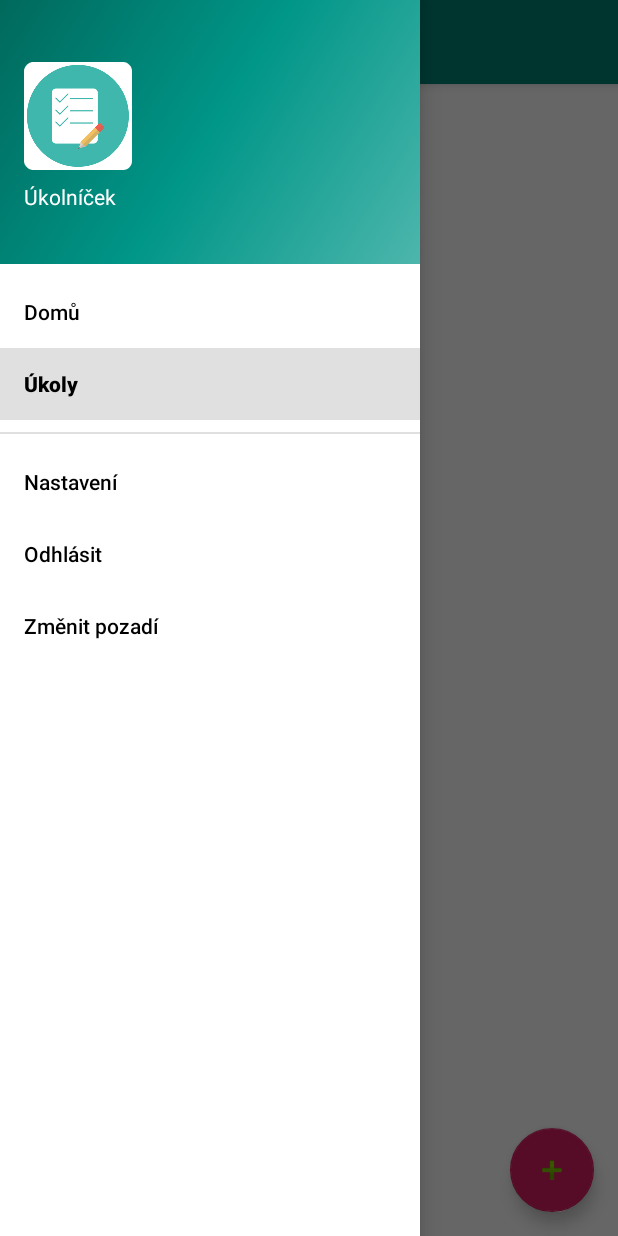
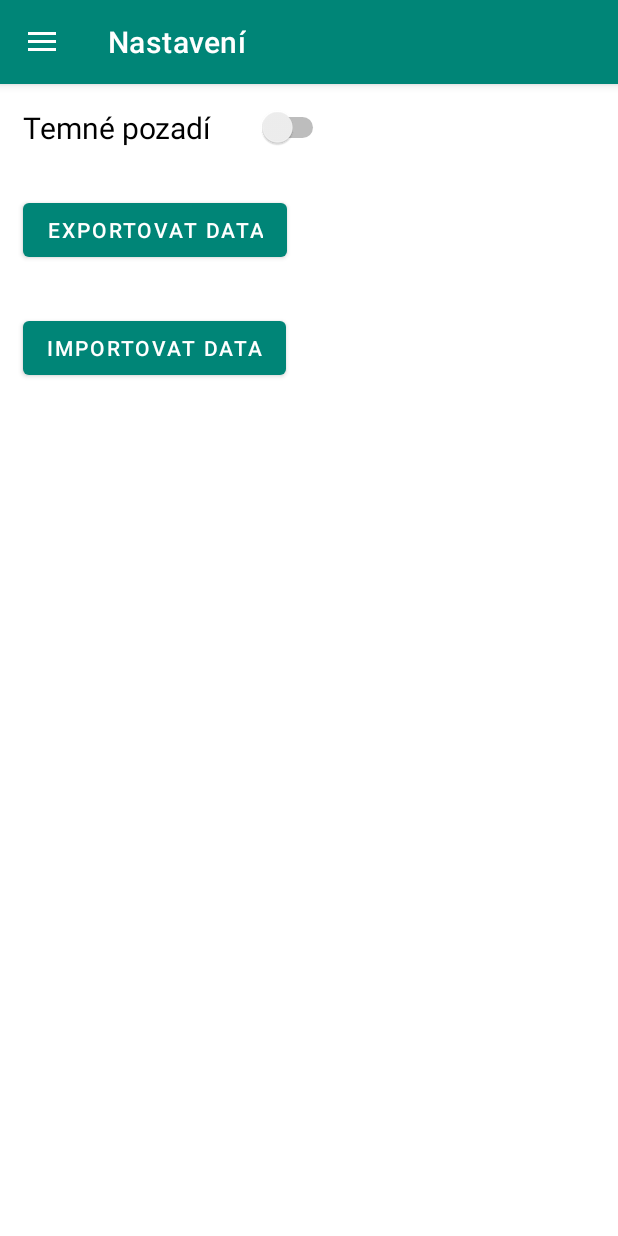
Before and after one commit to Atheloses/Ukolnicek, an Android app: the MainActivity screen opened directly, with no data from a screen before it, in the side drawer, after a tap on "Nastavení", on a phone screen of 412 x 824 dp. Run offline under Robolectric (Android 15) with nearby library versions, the light colour scheme and no system bars; our stand-ins replace navigation-ui.

Commit message:
Finished Dark Mode Implemented Importing & Exporting

```diff
--- a/app/src/main/AndroidManifest.xml
+++ b/app/src/main/AndroidManifest.xml
@@ -9,7 +9,7 @@
         android:roundIcon="@mipmap/ic_launcher_round"
         android:supportsRtl="true">
         <activity android:name="com.example.tasks.MainActivity"
-            android:theme="@style/AppTheme.NoActionBar">
+            android:theme="@style/AppThemeLight">
             <intent-filter>
                 <action android:name="android.intent.action.MAIN" />
 
@@ -21,5 +21,7 @@
     </application>
     <uses-permission android:name="android.permission.INTERNET" />
     <uses-permission android:name="android.permission.GET_ACCOUNTS" />
+    <uses-permission android:name="android.permission.READ_EXTERNAL_STORAGE"/>
+    <uses-permission android:name="android.permission.WRITE_EXTERNAL_STORAGE"/>
 
 </manifest>
--- a/app/src/main/java/com/example/tasks/LoginActivity.java
+++ b/app/src/main/java/com/example/tasks/LoginActivity.java
@@ -17,6 +17,12 @@ public class LoginActivity extends Activity {
     @Override
     protected void onCreate(Bundle savedInstanceState) {
         super.onCreate(savedInstanceState);
+
+        if (getIntent().getExtras().getBoolean("LightMode",true))
+            setTheme(R.style.AppThemeLight);
+        else
+            setTheme(R.style.AppThemeDark);
+
         setContentView(R.layout.activity_login);
 
         Login = getIntent().getExtras().getString("login","");
--- a/app/src/main/java/com/example/tasks/MainActivity.java
+++ b/app/src/main/java/com/example/tasks/MainActivity.java
@@ -22,9 +22,9 @@ public class MainActivity extends AppCompatActivity {
     private static final String MY_PREFS = "tasks_prefs";
     private static final String MY_PREFS_LOGIN = "tasks_prefs_login";
     private static final String MY_PREFS_BACKGROUND = "tasks_prefs_background";
-    private final String[] permissions = {"android.permission.INTERNET", "android.permission.GET_ACCOUNTS"};
+    private final String[] permissions = {"android.permission.INTERNET", "android.permission.GET_ACCOUNTS","android.permission.READ_EXTERNAL_STORAGE","android.permission.WRITE_EXTERNAL_STORAGE"};
     private String Login = "";
-    private boolean LightMode = true;
+    public boolean LightMode = true;
 
     private AppBarConfiguration mAppBarConfiguration;
 
@@ -36,7 +36,7 @@ public class MainActivity extends AppCompatActivity {
 
         loadPrefs();
         if (LightMode)
-            setTheme(R.style.AppTheme);
+            setTheme(R.style.AppThemeLight);
         else
             setTheme(R.style.AppThemeDark);
 
@@ -61,6 +61,7 @@ public class MainActivity extends AppCompatActivity {
     private void Login() {
         Intent myIntent = new Intent(getApplicationContext(), LoginActivity.class);
         myIntent.putExtra("login", Login);
+        myIntent.putExtra("LightMode", LightMode);
         startActivityForResult(myIntent, 69);
     }
 
@@ -110,8 +111,8 @@ public class MainActivity extends AppCompatActivity {
         Login();
     }
 
-    public void menuBackground(MenuItem item) {
-        LightMode = !LightMode;
+    public void menuBackground(boolean lightMode) {
+        LightMode = lightMode;
         savePrefs();
 
         finish();
--- a/app/src/main/java/com/example/tasks/ui/home/HomeFragment.java
+++ b/app/src/main/java/com/example/tasks/ui/home/HomeFragment.java
@@ -19,18 +19,4 @@ public class HomeFragment extends Fragment {
                              ViewGroup container, Bundle savedInstanceState) {
         return inflater.inflate(R.layout.home_fragment, container, false);
     }
-
-    @Override
-    public void onViewCreated(View view, @Nullable Bundle savedInstanceState) {
-
-        FloatingActionButton fab = view.findViewById(R.id.fab);
-        fab.setOnClickListener(new View.OnClickListener() {
-            @Override
-            public void onClick(View view) {
-                Snackbar.make(view, "Replace with your own action", Snackbar.LENGTH_LONG)
-                        .setAction("Action", null).show();
-            }
-        });
-
-    }
 }
--- /dev/null
+++ b/app/src/main/java/com/example/tasks/ui/settings/SettingsFragment.java
@@ -0,0 +1,123 @@
+package com.example.tasks.ui.settings;
+
+import android.content.Context;
+import android.content.Intent;
+import android.net.Uri;
+import android.os.Bundle;
+import android.view.LayoutInflater;
+import android.view.View;
+import android.view.ViewGroup;
+import android.widget.Button;
+import android.widget.CompoundButton;
+import android.widget.Switch;
+
+import androidx.annotation.NonNull;
+import androidx.fragment.app.Fragment;
+
+import com.example.tasks.DBHelper;
+import com.example.tasks.MainActivity;
+import com.example.tasks.R;
+import com.example.tasks.XMLParser;
+import com.example.tasks.ui.tasks.TasksEntry;
+import com.google.android.material.snackbar.Snackbar;
+
+import java.io.BufferedReader;
+import java.io.File;
+import java.io.FileOutputStream;
+import java.io.InputStream;
+import java.io.InputStreamReader;
+import java.io.OutputStreamWriter;
+import java.text.SimpleDateFormat;
+import java.util.ArrayList;
+import java.util.Date;
+import java.util.List;
+
+public class SettingsFragment extends Fragment {
+    public static final int PICKFILE_RESULT_CODE = 1;
+
+    private View view;
+    private boolean LightMode;
+    private DBHelper db;
+    private Context context;
+
+    public View onCreateView(@NonNull LayoutInflater inflater,
+                             ViewGroup container, Bundle savedInstanceState) {
+        view = inflater.inflate(R.layout.settings_fragment, container, false);
+
+        LightMode = ((MainActivity)getActivity()).LightMode;
+        Switch switchButton = view.findViewById(R.id.backgroundSwitch);
+        switchButton.setChecked(!LightMode);
+
+        switchButton.setOnCheckedChangeListener(new CompoundButton.OnCheckedChangeListener() {
+            public void onCheckedChanged(CompoundButton buttonView, boolean isChecked) {
+                if(LightMode==isChecked)
+                    ((MainActivity)getActivity()).menuBackground(!isChecked);
+            }
+        });
+
+        Button expButton = view.findViewById(R.id.exportButton);
+        expButton.setOnClickListener(new View.OnClickListener() {
+            public void onClick(View v) {
+                exportApp();
+            }
+        });
+
+        Button impButton = view.findViewById(R.id.importButton);
+        impButton.setOnClickListener(new View.OnClickListener() {
+
+            @Override
+            public void onClick(View view) {
+                Intent chooseFile = new Intent(Intent.ACTION_GET_CONTENT);
+                Uri uri = Uri.parse(context.getExternalFilesDir(null).getAbsolutePath());
+                chooseFile.setDataAndType(uri,"*/*");
+                startActivityForResult(Intent.createChooser(chooseFile, "Choose a file"), PICKFILE_RESULT_CODE);
+            }
+        });
+
+
+        context = getContext();
+
+        return view;
+    }
+
+
+    @Override
+    public void onActivityResult(int requestCode, int resultCode, Intent data) {
+        switch (requestCode) {
+            case PICKFILE_RESULT_CODE:
+                if (resultCode == -1) {
+                    ArrayList<TasksEntry> importedTasks;
+                    try {
+                        db = new DBHelper(context);
+                        importedTasks = XMLParser.parse(context.getContentResolver().openInputStream((Uri) data.getData()));
+                        Snackbar.make(view, "Import '" + db.insertTasks(importedTasks) + "' úkolů proběhl úspěšně", 1500).show();
+                    } catch (Exception e) {
+                        Snackbar.make(view, e.getMessage(), Snackbar.LENGTH_LONG).show();
+                        e.printStackTrace();
+                    }
+                }
+                break;
+        }
+    }
+
+    public void exportApp() {
+        db = new DBHelper(context);
+        try {
+            String timeStamp = new SimpleDateFormat("ddMMyyyy_HHmmss").format(new Date());
+            File storageDir = context.getExternalFilesDir(null);
+            String fileName = "Ukolnicek_Export_" + timeStamp + ".xml";
+            File file = new File(storageDir+"/"+fileName);
+            Snackbar.make(view, "Export proběhl úspěšně: '"+fileName+"'",5000).show();
+            FileOutputStream outputStream = new FileOutputStream(file);
+            OutputStreamWriter myOutWriter = new OutputStreamWriter(outputStream);
+            myOutWriter.write(XMLParser.CreateXML(db.getAllTasks()));
+            myOutWriter.close();
+            outputStream.close();
+
+        } catch (Exception e) {
+            Snackbar.make(view, e.getMessage(), Snackbar.LENGTH_LONG).show();
+            e.printStackTrace();
+        }
+
+    }
+}
--- a/app/src/main/res/layout/activity_login.xml
+++ b/app/src/main/res/layout/activity_login.xml
@@ -3,6 +3,7 @@
     xmlns:tools="http://schemas.android.com/tools"
     android:layout_width="match_parent"
     android:layout_height="match_parent"
+    android:background="?attr/bgColor"
     tools:context=".LoginActivity">
 
     <Button
--- a/app/src/main/res/layout/home_fragment.xml
+++ b/app/src/main/res/layout/home_fragment.xml
@@ -19,15 +19,4 @@
         app:layout_constraintStart_toStartOf="parent"
         app:layout_constraintTop_toTopOf="parent" />
 
-
-    <com.google.android.material.floatingactionbutton.FloatingActionButton
-        android:id="@+id/fab"
-        android:layout_width="wrap_content"
-        android:layout_height="wrap_content"
-        android:layout_gravity="bottom|end"
-        android:layout_margin="@dimen/fab_margin"
-        app:layout_constraintBottom_toBottomOf="parent"
-        app:layout_constraintEnd_toEndOf="parent"
-        app:srcCompat="@android:drawable/ic_input_add" />
-
 </androidx.constraintlayout.widget.ConstraintLayout>
--- a/app/src/main/res/layout/settings_fragment.xml
+++ b/app/src/main/res/layout/settings_fragment.xml
@@ -2,18 +2,60 @@
 <androidx.constraintlayout.widget.ConstraintLayout xmlns:android="http://schemas.android.com/apk/res/android"
     xmlns:app="http://schemas.android.com/apk/res-auto"
     android:layout_width="match_parent"
-    android:layout_height="match_parent">
+    android:layout_height="match_parent"
+    android:background="?attr/bgColor">
 
-    <TextView
-        android:id="@+id/text_share"
-        android:layout_width="match_parent"
-        android:layout_height="wrap_content"
-        android:layout_marginStart="8dp"
-        android:layout_marginTop="8dp"
-        android:layout_marginEnd="8dp"
-        android:textAlignment="center"
-        android:textSize="20sp"
+    <LinearLayout
+        android:layout_width="0dp"
+        android:layout_height="0dp"
+        android:orientation="vertical"
+        app:layout_constraintBottom_toBottomOf="parent"
         app:layout_constraintEnd_toEndOf="parent"
         app:layout_constraintStart_toStartOf="parent"
-        app:layout_constraintTop_toTopOf="parent" />
+        app:layout_constraintTop_toTopOf="parent">
+
+        <LinearLayout
+            android:layout_width="wrap_content"
+            android:layout_height="wrap_content"
+            android:orientation="horizontal">
+            <TextView
+                android:layout_width="wrap_content"
+                android:layout_height="wrap_content"
+                android:layout_margin="15sp"
+                android:textColor="?attr/textColor"
+                android:textSize="20sp"
+                android:text="Temné pozadí"/>
+            <Switch
+                android:id="@+id/backgroundSwitch"
+                android:layout_width="wrap_content"
+                android:layout_height="wrap_content"
+                android:textSize="20sp"
+                android:layout_margin="15sp"/>
+        </LinearLayout>
+
+        <LinearLayout
+            android:layout_width="wrap_content"
+            android:layout_height="wrap_content"
+            android:orientation="horizontal">
+            <Button
+                android:id="@+id/exportButton"
+                android:layout_width="wrap_content"
+                android:layout_height="wrap_content"
+                android:layout_margin="15sp"
+                android:text="Exportovat Data"/>
+        </LinearLayout>
+
+        <LinearLayout
+            android:layout_width="wrap_content"
+            android:layout_height="wrap_content"
+            android:orientation="horizontal">
+            <Button
+                android:id="@+id/importButton"
+                android:layout_width="wrap_content"
+                android:layout_height="wrap_content"
+                android:layout_margin="15sp"
+                android:text="Importovat Data"/>
+        </LinearLayout>
+
+    </LinearLayout>
 </androidx.constraintlayout.widget.ConstraintLayout>
--- a/app/src/main/res/layout/tasks_fragment.xml
+++ b/app/src/main/res/layout/tasks_fragment.xml
@@ -3,6 +3,7 @@
     xmlns:app="http://schemas.android.com/apk/res-auto"
     android:layout_width="match_parent"
     android:layout_height="match_parent"
+    android:id="@+id/tasks_fragment"
     android:background="?attr/bgColor">
 
     <TextView
--- a/app/src/main/res/menu/main_drawer.xml
+++ b/app/src/main/res/menu/main_drawer.xml
@@ -25,11 +25,5 @@
                 android:id="@+id/nav_logout"
                 android:title="@string/menu_logout"
                 android:onClick="menuLogout"/>
-
-        <item
-            android:id="@+id/nav_background"
-            android:title="@string/menu_background"
-            android:onClick="menuBackground"/>
-
     </group>
 </menu>
--- a/app/src/main/res/navigation/mobile_navigation.xml
+++ b/app/src/main/res/navigation/mobile_navigation.xml
@@ -19,7 +19,7 @@
 
     <fragment
         android:id="@+id/nav_settings"
-        android:name="com.example.tasks.ui.share.SettingsFragment"
+        android:name="com.example.tasks.ui.settings.SettingsFragment"
         android:label="@string/menu_settings"
         tools:layout="@layout/settings_fragment" />
 </navigation>
--- a/app/src/main/res/values/strings.xml
+++ b/app/src/main/res/values/strings.xml
@@ -1,5 +1,5 @@
 <resources>
-    <string name="app_name">Ukolnicek</string>
+    <string name="app_name">Úkolníček</string>
     <string name="nav_header_title">Úkolníček</string>
 
     <string name="menu_home">Domů</string>
@@ -19,10 +19,10 @@
     <string name="row_desc">Čas: %1$s</string>
     <string name="text_account_not_found">Účet nenalezen</string>
     <string name="text_login">Přihlášení</string>
-    <string name="text_logged">Přihlášen</string>
+    <string name="text_logged">Přihlášen:</string>
     <string name="text_created_new_succ">Vytvořen nový záznam</string>
     <string name="text_created_new_fail">Záznam se nepovedlo vytvořit</string>
-    <string name="text_deleted_rows">Smazáno</string>
+    <string name="text_deleted_rows">Smazáno:</string>
     <string name="text_tasks_description">Seznam mých úkolů</string>
     <string name="menu_background">Změnit pozadí</string>
 </resources>
--- a/app/src/main/res/values/styles.xml
+++ b/app/src/main/res/values/styles.xml
@@ -1,7 +1,7 @@
 <resources>
 
     <!-- Base application theme. -->
-    <style name="AppTheme" parent="Theme.AppCompat.DayNight.DarkActionBar">
+    <style name="AppThemeLight" parent="Theme.MaterialComponents.Light">
         <!-- Customize your theme here. -->
         <item name="colorPrimary">@color/colorPrimary</item>
         <item name="colorPrimaryDark">@color/colorPrimaryDark</item>
@@ -12,8 +12,7 @@
         <item name="windowNoTitle">true</item>
     </style>
 
-    <style name="AppThemeDark" parent="Theme.AppCompat.DayNight.DarkActionBar">
-        <!-- Customize your theme here. -->
+    <style name="AppThemeDark" parent="Theme.MaterialComponents">
         <item name="colorPrimary">@color/colorPrimary</item>
         <item name="colorPrimaryDark">@color/colorPrimaryDark</item>
         <item name="colorAccent">@color/colorAccent</item>
@@ -23,10 +22,14 @@
         <item name="windowNoTitle">true</item>
     </style>
 
-    <style name="AppTheme.NoActionBar">
-        <item name="windowActionBar">false</item>
-        <item name="windowNoTitle">true</item>
-        <item name="android:statusBarColor">@android:color/transparent</item>
+    <style name="AppThemeLight.ActionBar">
+        <item name="windowActionBar">true</item>
+        <item name="windowNoTitle">false</item>
+    </style>
+
+    <style name="AppThemeDark.ActionBar">
+        <item name="windowActionBar">true</item>
+        <item name="windowNoTitle">false</item>
     </style>
 
     <style name="AppTheme.AppBarOverlay" parent="ThemeOverlay.AppCompat.Dark.ActionBar" />
```
Also changed, not shown: app/src/main/java/com/example/tasks/DBHelper.java (+10 -1 lines), app/src/main/java/com/example/tasks/XMLParser.java (added, +85 -0 lines), app/src/main/java/com/example/tasks/ui/tasks/TasksDetailActivity.java (+8 -2 lines), app/src/main/java/com/example/tasks/ui/tasks/TasksFragment.java (+17 -1 lines), app/src/main/res/layout/tasks_detail_activity.xml (+22 -14 lines), 1 other file.
